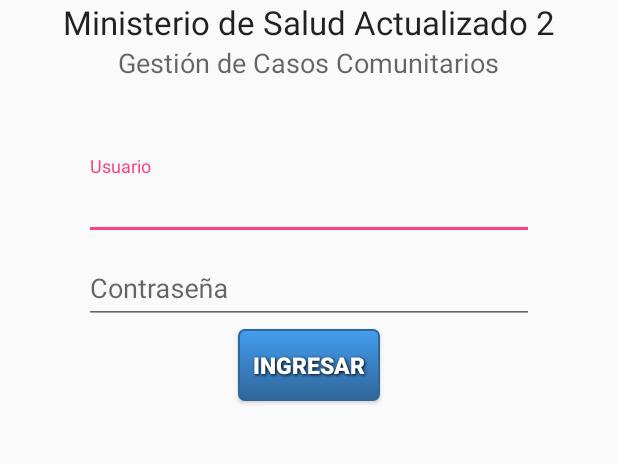
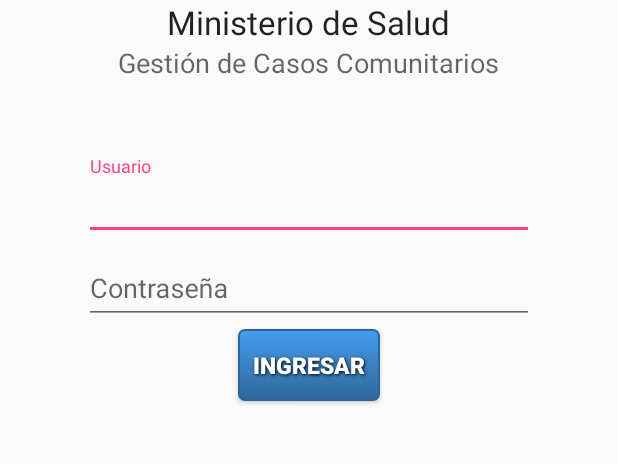
Before and after one commit to silvioponce/PrjSCMMovil, an Android app: the screen it shows after launch (LoginActivity), on a phone screen of 412 x 824 dp, the part 180-644 px from its top. Run offline under Robolectric (Android 15) with nearby library versions, the phone set to English and light mode, and no system bars; 2 statements that could not run were skipped.

Commit message:
Reestsablecinedo el dato

```diff
--- a/app/src/main/res/values/strings.xml
+++ b/app/src/main/res/values/strings.xml
@@ -16,7 +16,7 @@
     <string name="hello_world">Hello world!</string>
 
     <!-- login -->
-    <string name="titulo1">Ministerio de Salud Actualizado 2</string>
+    <string name="titulo1">Ministerio de Salud</string>
     <string name="titulo2">Gestión de Casos Comunitarios</string>
     <string name="usuario">Usuario</string>
     <string name="contrasenna">Contraseña</string>
```
